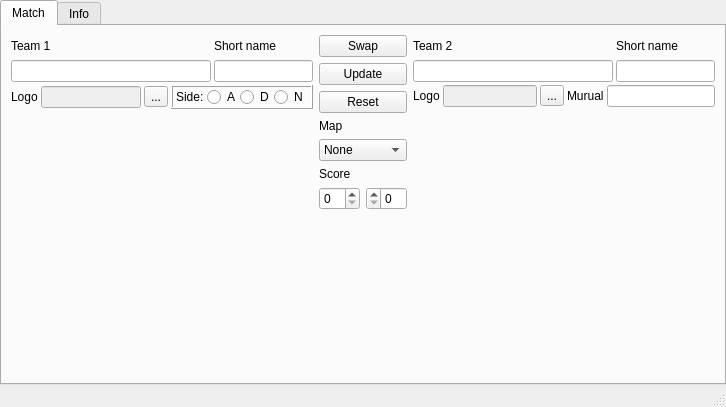
Qt form mainwindow.ui (Krutix/ORCs-SBT) before a commit.
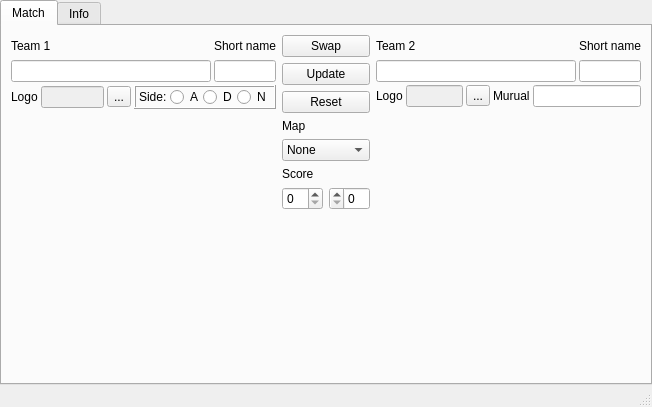
The same form after that commit. The open tabs and pages were chosen to show the change.

Patch:
```diff
--- a/mainwindow.ui
+++ b/mainwindow.ui
@@ -6,7 +6,7 @@
    <rect>
     <x>0</x>
     <y>0</y>
-    <width>726</width>
+    <width>651</width>
     <height>407</height>
    </rect>
   </property>
@@ -144,6 +144,12 @@
             </item>
             <item row="0" column="3">
              <widget class="QFrame" name="frame">
+              <property name="sizePolicy">
+               <sizepolicy hsizetype="Maximum" vsizetype="Preferred">
+                <horstretch>0</horstretch>
+                <verstretch>0</verstretch>
+               </sizepolicy>
+              </property>
               <property name="frameShape">
                <enum>QFrame::Box</enum>
               </property>
```
Left out of the diff: 4 changed lines with no effect on the pictures.
